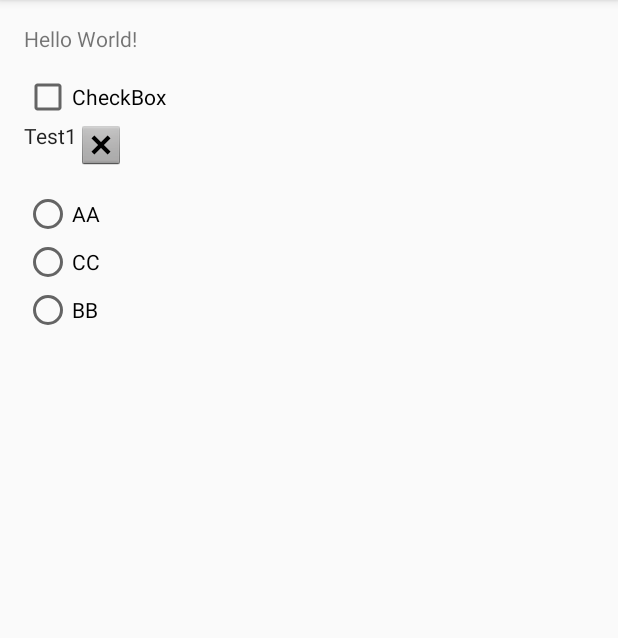
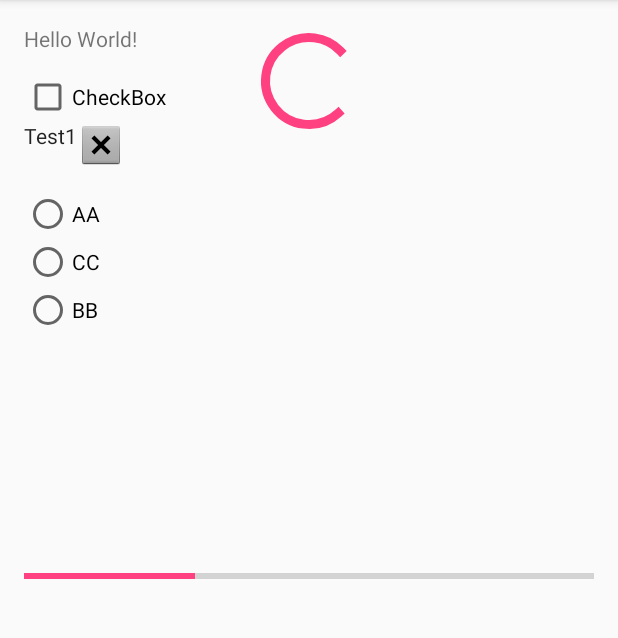
Before and after one commit to Shaojung/TT100602, an Android app: the screen it shows after launch (MainActivity), on a phone screen of 412 x 824 dp, the part 84-722 px from its top. Run offline under Robolectric (Android 15) with nearby library versions, the phone set to English and light mode, and no system bars.

Commit message:
ProgressBar

```diff
--- a/app/src/main/res/layout/activity_main.xml
+++ b/app/src/main/res/layout/activity_main.xml
@@ -68,4 +68,21 @@
 
     </RadioGroup>
 
+    <ProgressBar
+        style="?android:attr/progressBarStyleLarge"
+        android:layout_width="wrap_content"
+        android:layout_height="wrap_content"
+        android:layout_alignParentTop="true"
+        android:layout_centerHorizontal="true"
+        android:id="@+id/progressBar2" />
+
+    <ProgressBar
+        style="?android:attr/progressBarStyleHorizontal"
+        android:layout_width="match_parent"
+        android:layout_height="wrap_content"
+        android:layout_centerVertical="true"
+        android:layout_alignParentStart="true"
+        android:id="@+id/progressBar3"
+        android:progress="30" />
+
 </RelativeLayout>
```
